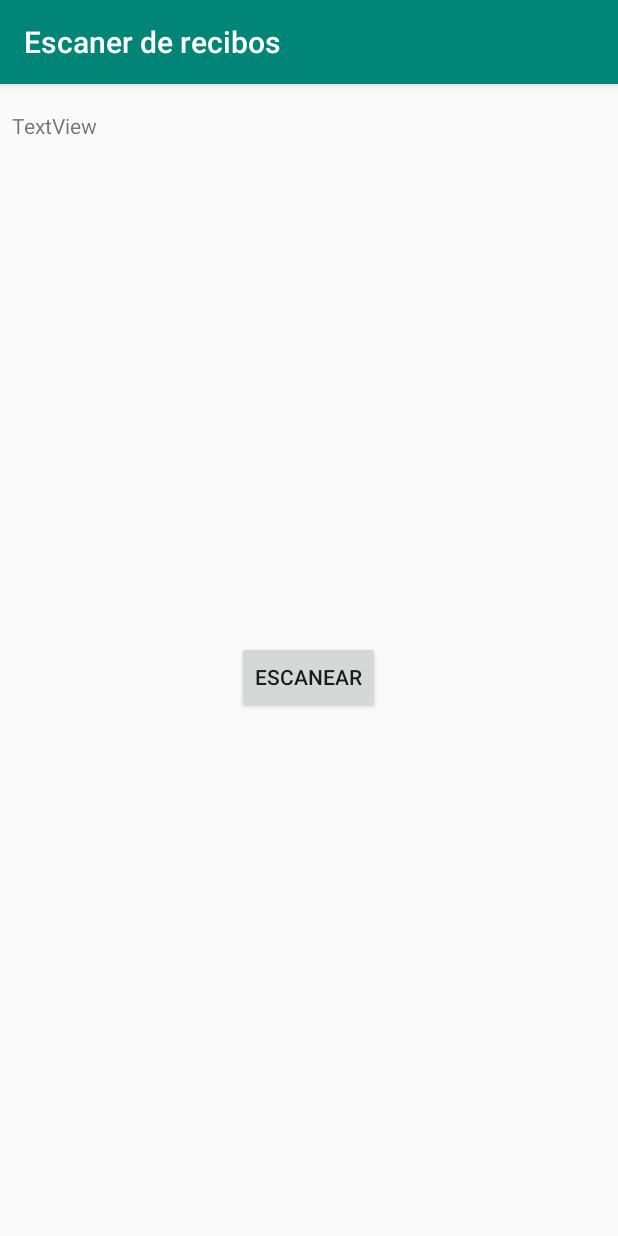
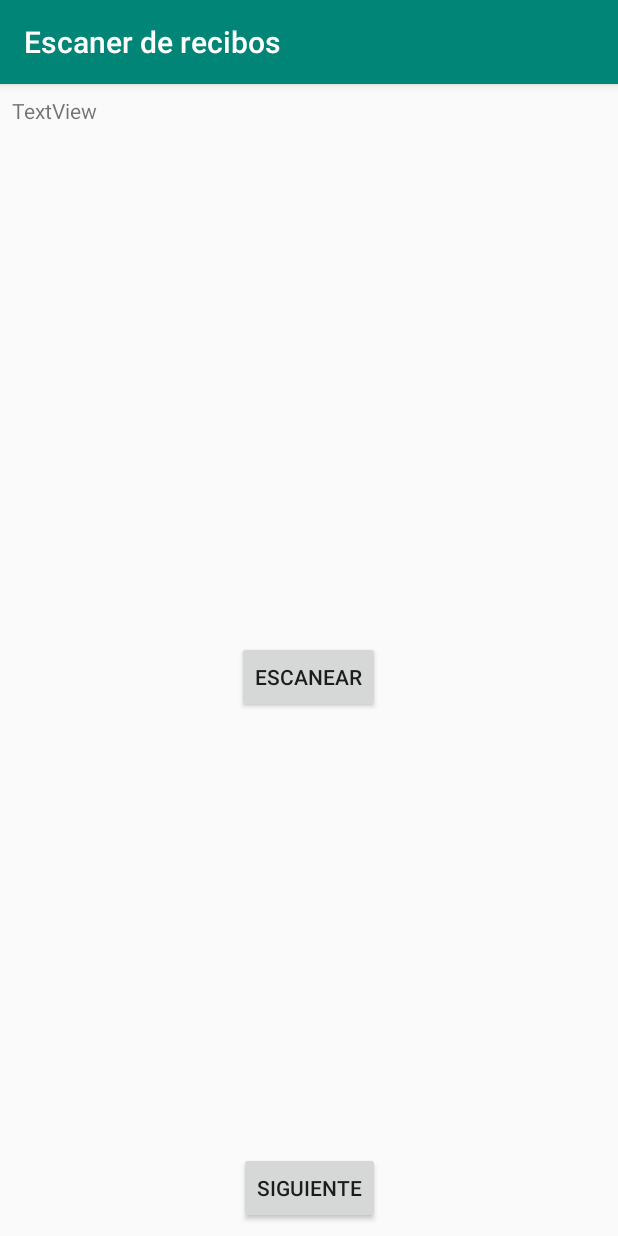
Before and after one commit to JoaquinIMT/CreatecProyecto, an Android app: the screen it shows after launch (MainActivity), on a phone screen of 412 x 824 dp. Run offline under Robolectric (Android 15) with nearby library versions, the phone set to English and light mode, and no system bars.

Commit message:
En esta actualización tenemos un scaner de texto funcional con la nube de firebase e imprime el resultado en un plain text, ademas tenemos una interfaz para los datos del usuario

```diff
--- a/app/build.gradle
+++ b/app/build.gradle
@@ -26,7 +26,7 @@ android {
 
 dependencies {
     implementation fileTree(dir: 'libs', include: ['*.jar'])
-    implementation"org.jetbrains.kotlin:kotlin-stdlib-jdk7:$kotlin_version"
+    implementation "org.jetbrains.kotlin:kotlin-stdlib-jdk7:$kotlin_version"
     implementation 'com.android.support:appcompat-v7:28.0.0'
     implementation 'com.android.support.constraint:constraint-layout:1.1.3'
     testImplementation 'junit:junit:4.12'
@@ -35,6 +35,6 @@ dependencies {
     // External libraries
     implementation 'com.google.firebase:firebase-core:16.0.8'
     implementation 'com.google.android.gms:play-services-vision:17.0.2'
-    implementation 'com.google.firebase:firebase-ml-vision:19.0.2'
+    implementation 'com.google.firebase:firebase-ml-vision:19.0.3'
 
 }
--- a/app/src/main/java/com/example/createc/MainActivity.kt
+++ b/app/src/main/java/com/example/createc/MainActivity.kt
@@ -20,29 +20,37 @@ import android.widget.Toast
 import com.google.firebase.FirebaseApp
 import com.google.firebase.ml.vision.FirebaseVision
 import com.google.firebase.ml.vision.common.FirebaseVisionImage
-import com.google.firebase.ml.vision.text.FirebaseVisionCloudTextRecognizerOptions
-import kotlinx.android.synthetic.main.activity_main.*
-import org.w3c.dom.Text
 import java.io.IOException
-import java.util.*
+
 
 class MainActivity : AppCompatActivity() {
-val CAMERA_REQUEST_CODE = 1001
-val IMAGE_CAPTURE_CODE = 1002
-var image_rui : Uri? = null
-lateinit var textPro: TextView
+    val CAMERA_REQUEST_CODE = 1001
+    val IMAGE_CAPTURE_CODE = 1002
+    var image_rui : Uri? = null
+    var paragraphComplete: String = ""
+
+    lateinit var textPro: TextView
+    lateinit var scanImage: Button
+    lateinit var usuarioActivity: Button
 
     override fun onCreate(savedInstanceState: Bundle?) {
         super.onCreate(savedInstanceState)
         setContentView(R.layout.activity_main)
 
         FirebaseApp.initializeApp(this)
-        val scanImage = findViewById<Button>(R.id.escanear_button)
-        textPro = findViewById<TextView>(R.id.pruebaTEXT)
+        scanImage = findViewById(R.id.escanear_button)
+        textPro = findViewById(R.id.bigText)
+        usuarioActivity = findViewById(R.id.next)
+
 
         scanImage.setOnClickListener {
             cameraPermissionRequest()
 
+        }
+
+        usuarioActivity.setOnClickListener {
+            val intent = Intent(applicationContext,ClienteDatos::class.java)
+            startActivity(intent)
         }
     }
 
@@ -74,7 +82,7 @@ lateinit var textPro: TextView
         valores.put(MediaStore.Images.Media.DESCRIPTION, "From the Camera")
 
         image_rui = contentResolver.insert(MediaStore.Images.Media.EXTERNAL_CONTENT_URI, valores)
-
+        paragraphComplete = ""
         val cameraIntent = Intent(MediaStore.ACTION_IMAGE_CAPTURE)
         cameraIntent.putExtra(MediaStore.EXTRA_OUTPUT, image_rui)
         startActivityForResult(cameraIntent, IMAGE_CAPTURE_CODE)
@@ -100,24 +108,20 @@ lateinit var textPro: TextView
         if (resultCode == Activity.RESULT_OK){
             //Toast.makeText(this,"Si entro y definio la variable",Toast.LENGTH_SHORT).show()
             var image: FirebaseVisionImage? = null
+
             try {
                 image = FirebaseVisionImage.fromFilePath(applicationContext,image_rui!!)
-                Toast.makeText(this,image_rui.toString(),Toast.LENGTH_SHORT).show()
             } catch (e: IOException) {
                 e.printStackTrace()
             }
+
+
             val detector = FirebaseVision.getInstance().cloudDocumentTextRecognizer
-            val result = detector.processImage(image!!)
-                .addOnSuccessListener { firebaseVisionText ->
-                    // Task completed successfully
-                    // ...
-                    for (block in firebaseVisionText.blocks) {
-                        val boundingBox = block.boundingBox
-                        val text = block.text
-                        textPro.text= text
 
-                    }
 
+           detector.processImage(image!!)
+                .addOnSuccessListener {
+                    acumuladorTexto(it.text)
                 }
 
                 .addOnFailureListener {
@@ -128,4 +132,8 @@ lateinit var textPro: TextView
 
         }
     }
+    fun acumuladorTexto(text:String=""){
+        paragraphComplete += text
+        textPro.text=paragraphComplete
+    }
 }
--- /dev/null
+++ b/app/src/main/res/drawable/ic_email_green.xml
@@ -0,0 +1,5 @@
+<vector android:height="24dp" android:tint="#5EA15D"
+    android:viewportHeight="24.0" android:viewportWidth="24.0"
+    android:width="24dp" xmlns:android="http://schemas.android.com/apk/res/android">
+    <path android:fillColor="#FF000000" android:pathData="M20,4L4,4c-1.1,0 -1.99,0.9 -1.99,2L2,18c0,1.1 0.9,2 2,2h16c1.1,0 2,-0.9 2,-2L22,6c0,-1.1 -0.9,-2 -2,-2zM20,8l-8,5 -8,-5L4,6l8,5 8,-5v2z"/>
+</vector>
--- /dev/null
+++ b/app/src/main/res/drawable/ic_heart_green.xml
@@ -0,0 +1,5 @@
+<vector android:height="24dp" android:tint="#5EA15D"
+    android:viewportHeight="24.0" android:viewportWidth="24.0"
+    android:width="24dp" xmlns:android="http://schemas.android.com/apk/res/android">
+    <path android:fillColor="#FF000000" android:pathData="M12,21.35l-1.45,-1.32C5.4,15.36 2,12.28 2,8.5 2,5.42 4.42,3 7.5,3c1.74,0 3.41,0.81 4.5,2.09C13.09,3.81 14.76,3 16.5,3 19.58,3 22,5.42 22,8.5c0,3.78 -3.4,6.86 -8.55,11.54L12,21.35z"/>
+</vector>
--- /dev/null
+++ b/app/src/main/res/drawable/ic_paper_green.xml
@@ -0,0 +1,5 @@
+<vector android:height="24dp" android:tint="#5EA15D"
+    android:viewportHeight="24.0" android:viewportWidth="24.0"
+    android:width="24dp" xmlns:android="http://schemas.android.com/apk/res/android">
+    <path android:fillColor="#FF000000" android:pathData="M14,2L6,2c-1.1,0 -1.99,0.9 -1.99,2L4,20c0,1.1 0.89,2 1.99,2L18,22c1.1,0 2,-0.9 2,-2L20,8l-6,-6zM16,18L8,18v-2h8v2zM16,14L8,14v-2h8v2zM13,9L13,3.5L18.5,9L13,9z"/>
+</vector>
--- /dev/null
+++ b/app/src/main/res/drawable/ic_person_green.xml
@@ -0,0 +1,5 @@
+<vector android:height="24dp" android:tint="#5EA15D"
+    android:viewportHeight="24.0" android:viewportWidth="24.0"
+    android:width="24dp" xmlns:android="http://schemas.android.com/apk/res/android">
+    <path android:fillColor="#FF000000" android:pathData="M12,12c2.21,0 4,-1.79 4,-4s-1.79,-4 -4,-4 -4,1.79 -4,4 1.79,4 4,4zM12,14c-2.67,0 -8,1.34 -8,4v2h16v-2c0,-2.66 -5.33,-4 -8,-4z"/>
+</vector>
--- /dev/null
+++ b/app/src/main/res/drawable/ic_phone_green.xml
@@ -0,0 +1,5 @@
+<vector android:height="24dp" android:tint="#5EA15D"
+    android:viewportHeight="24.0" android:viewportWidth="24.0"
+    android:width="24dp" xmlns:android="http://schemas.android.com/apk/res/android">
+    <path android:fillColor="#FF000000" android:pathData="M6.62,10.79c1.44,2.83 3.76,5.14 6.59,6.59l2.2,-2.2c0.27,-0.27 0.67,-0.36 1.02,-0.24 1.12,0.37 2.33,0.57 3.57,0.57 0.55,0 1,0.45 1,1V20c0,0.55 -0.45,1 -1,1 -9.39,0 -17,-7.61 -17,-17 0,-0.55 0.45,-1 1,-1h3.5c0.55,0 1,0.45 1,1 0,1.25 0.2,2.45 0.57,3.57 0.11,0.35 0.03,0.74 -0.25,1.02l-2.2,2.2z"/>
+</vector>
--- /dev/null
+++ b/app/src/main/res/drawable/ic_place_pointer_green.xml
@@ -0,0 +1,5 @@
+<vector android:height="24dp" android:tint="#5EA15D"
+    android:viewportHeight="24.0" android:viewportWidth="24.0"
+    android:width="24dp" xmlns:android="http://schemas.android.com/apk/res/android">
+    <path android:fillColor="#FF000000" android:pathData="M12,2C8.13,2 5,5.13 5,9c0,5.25 7,13 7,13s7,-7.75 7,-13c0,-3.87 -3.13,-7 -7,-7zM12,11.5c-1.38,0 -2.5,-1.12 -2.5,-2.5s1.12,-2.5 2.5,-2.5 2.5,1.12 2.5,2.5 -1.12,2.5 -2.5,2.5z"/>
+</vector>
--- a/app/src/main/res/layout/activity_main.xml
+++ b/app/src/main/res/layout/activity_main.xml
@@ -19,8 +19,15 @@
             android:text="TextView"
             android:layout_width="0dp"
             android:layout_height="0dp"
-            android:id="@+id/pruebaTEXT" android:layout_marginTop="18dp"
-            app:layout_constraintTop_toTopOf="parent" app:layout_constraintStart_toStartOf="parent"
-            android:layout_marginStart="8dp" app:layout_constraintEnd_toEndOf="parent" android:layout_marginEnd="8dp"
-            android:layout_marginBottom="28dp" app:layout_constraintBottom_toTopOf="@+id/escanear_button"/>
+            android:id="@+id/bigText" app:layout_constraintEnd_toEndOf="parent" android:layout_marginEnd="8dp"
+            app:layout_constraintStart_toStartOf="parent" android:layout_marginStart="8dp"
+            android:layout_marginTop="8dp" app:layout_constraintTop_toTopOf="parent" android:layout_marginBottom="8dp"
+            app:layout_constraintBottom_toTopOf="@+id/escanear_button"/>
+    <Button
+            android:text="Siguiente"
+            android:layout_width="wrap_content"
+            android:layout_height="wrap_content"
+            android:id="@+id/next" app:layout_constraintEnd_toEndOf="parent" android:layout_marginEnd="8dp"
+            app:layout_constraintStart_toStartOf="parent" android:layout_marginStart="8dp"
+            android:layout_marginBottom="8dp" app:layout_constraintBottom_toBottomOf="parent"/>
 </android.support.constraint.ConstraintLayout>
--- a/app/src/main/res/values/colors.xml
+++ b/app/src/main/res/values/colors.xml
@@ -2,5 +2,6 @@
 <resources>
     <color name="colorPrimary">#008577</color>
     <color name="colorPrimaryDark">#00574B</color>
-    <color name="colorAccent">#D81B60</color>
+    <color name="colorAccent">#5EA15D</color>
+    <color name="verdeDeProyecto">#5EA15D</color>
 </resources>
--- a/build.gradle
+++ b/build.gradle
@@ -10,7 +10,7 @@ buildscript {
     dependencies {
         classpath 'com.android.tools.build:gradle:3.3.2'
         classpath "org.jetbrains.kotlin:kotlin-gradle-plugin:$kotlin_version"
-        classpath 'com.google.gms:google-services:4.0.1'
+        classpath 'com.google.gms:google-services:4.2.0'
         // NOTE: Do not place your application dependencies here; they belong
         // in the individual module build.gradle files
     }
```
Also changed, not shown: app/src/main/AndroidManifest.xml (+10 -4 lines), app/src/main/java/com/example/createc/ClienteDatos.kt (added, +12 -0 lines), app/src/main/res/layout/activity_cliente_datos.xml (added, +107 -0 lines), app/src/main/res/drawable-hdpi/ic_barcode_green.png (added), app/src/main/res/drawable-mdpi/ic_barcode_green.png (added), app/src/main/res/drawable-xhdpi/ic_barcode_green.png (added), app/src/main/res/drawable-xxhdpi/ic_barcode_green.png (added), app/src/main/res/drawable-xxxhdpi/ic_barcode_green.png (added), 1 other file.
